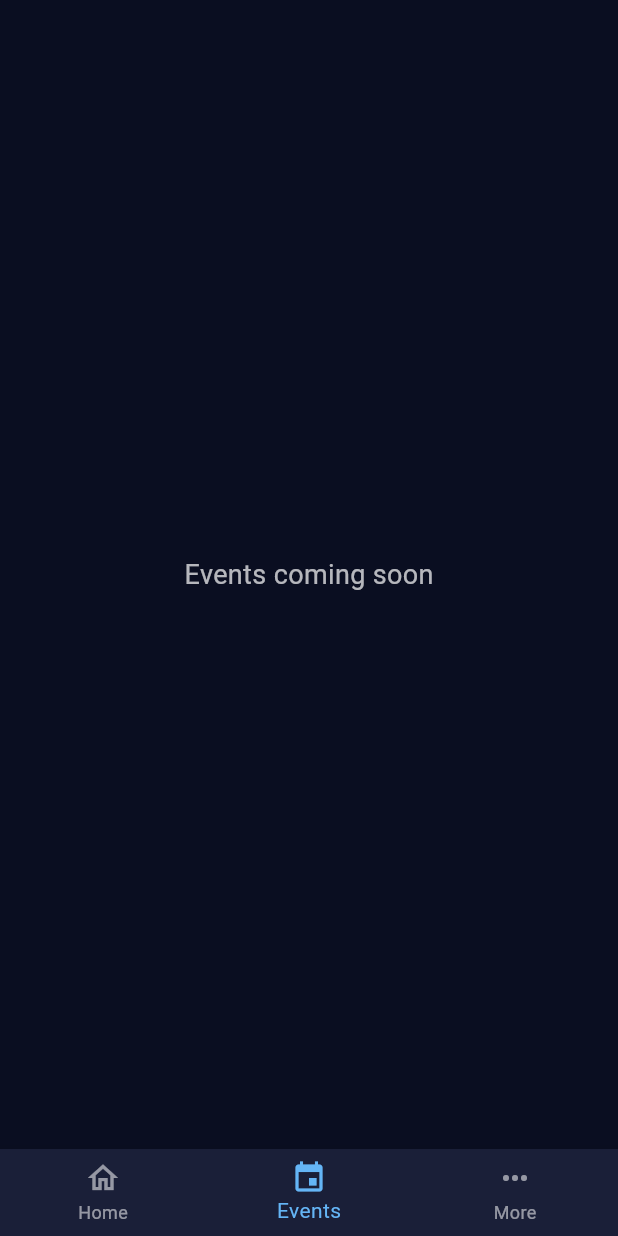
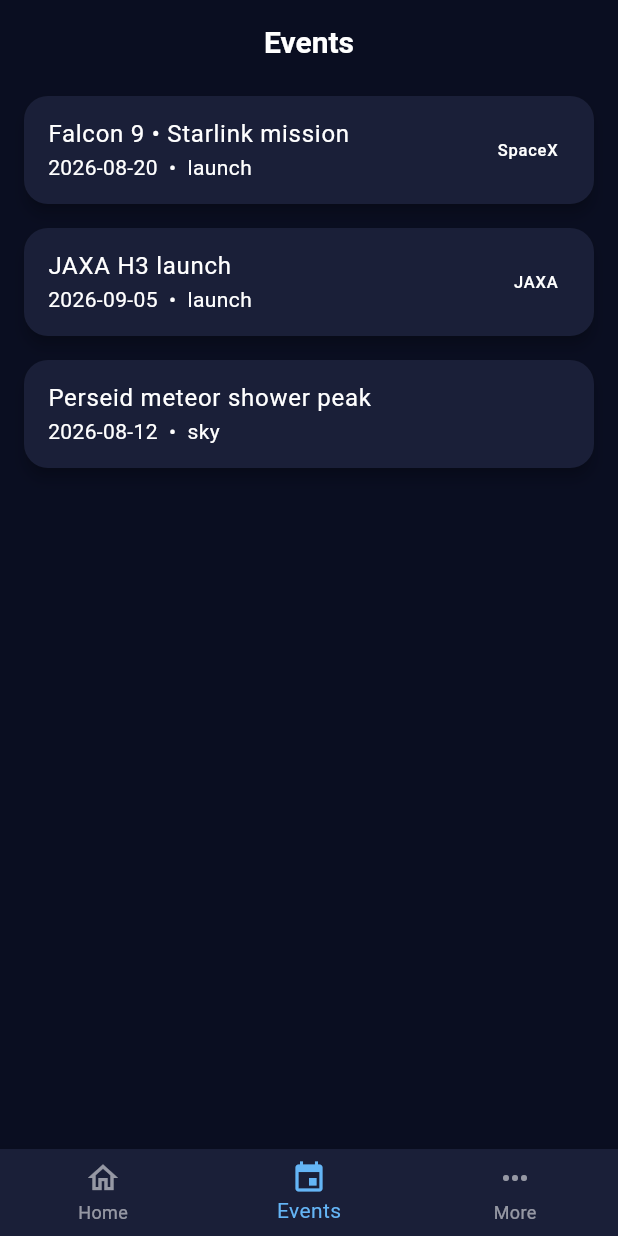
Before and after one commit to rwbadger26/spaceapp_flutter, a Flutter app: the screen it shows after launch, item 2 of the bottom bar chosen, on a phone screen of 412 x 824 dp. Run offline on Flutter 3.47's test engine with Material 3 defaults, Android fonts, the phone set to English and light mode, and no system bars; network calls fail.

Commit message:
Day 3: add Event model and sample Events tab list

```diff
--- /dev/null
+++ b/lib/models/event.dart
@@ -0,0 +1,45 @@
+class Event {
+  final String title;
+  final String date;          // keep as String for now, same as Apod
+  final String type;          // "launch" or "sky"
+  final String summary;
+  final String source;
+  final String? agency;       // SpaceX, NASA, JAXA...
+  final String? location;
+
+  Event({
+    required this.title,
+    required this.date,
+    required this.type,
+    required this.summary,
+    required this.source,
+    this.agency,
+    this.location,
+  });
+
+  // Used later when we read cached JSON or API JSON
+  factory Event.fromJson(Map<String, dynamic> json) {
+    return Event(
+      title: json['title'] as String,
+      date: json['date'] as String,
+      type: json['type'] as String,
+      summary: json['summary'] as String,
+      source: json['source'] as String,
+      agency: json['agency'] as String?,
+      location: json['location'] as String?,
+    );
+  }
+
+  // Used when we save the list to local JSON
+  Map<String, dynamic> toJson() {
+    return {
+      'title': title,
+      'date': date,
+      'type': type,
+      'summary': summary,
+      'source': source,
+      'agency': agency,
+      'location': location,
+    };
+  }
+}
--- a/lib/screens/events_screen.dart
+++ b/lib/screens/events_screen.dart
@@ -1,16 +1,31 @@
 import 'package:flutter/material.dart';
+import '../models/event.dart';
+import '../services/event_service.dart';
 
 class EventsScreen extends StatelessWidget {
   const EventsScreen({super.key});
 
   @override
   Widget build(BuildContext context) {
-    return const Scaffold(
-      body: Center(
-        child: Text(
-          'Events coming soon',
-          style: TextStyle(color: Colors.white70, fontSize: 18),
-        ),
+    final events = EventService().getSampleEvents();
+
+    return Scaffold(
+      appBar: AppBar(
+        title: const Text('Events'),
+      ),
+      body: ListView.builder(
+        itemCount: events.length,
+        itemBuilder: (context, index) {
+          final Event event = events[index];
+          return Card(
+            margin: const EdgeInsets.symmetric(horizontal: 16, vertical: 8),
+            child: ListTile(
+              title: Text(event.title),
+              subtitle: Text('${event.date}  •  ${event.type}'),
+              trailing: Text(event.agency ?? ''),
+            ),
+          );
+        },
       ),
     );
   }
--- /dev/null
+++ b/lib/services/event_service.dart
@@ -0,0 +1,35 @@
+import '../models/event.dart';
+
+class EventService {
+  // Temporary sample data.
+  // Later this file will also fetch Launch Library 2 and cache it.
+  List<Event> getSampleEvents() {
+    return [
+      Event(
+        title: 'Falcon 9 • Starlink mission',
+        date: '2026-08-20',
+        type: 'launch',
+        summary: 'A SpaceX Falcon 9 launch from Florida. Placeholder sample for the Events tab.',
+        source: 'Sample data',
+        agency: 'SpaceX',
+        location: 'Cape Canaveral, USA',
+      ),
+      Event(
+        title: 'JAXA H3 launch',
+        date: '2026-09-05',
+        type: 'launch',
+        summary: 'An upcoming H3 mission. This is sample data until the live API is connected.',
+        source: 'Sample data',
+        agency: 'JAXA',
+        location: 'Tanegashima, Japan',
+      ),
+      Event(
+        title: 'Perseid meteor shower peak',
+        date: '2026-08-12',
+        type: 'sky',
+        summary: 'One of the best annual meteor showers. Best viewed after midnight in a dark sky.',
+        source: 'Curated sky event',
+      ),
+    ];
+  }
+}
```
